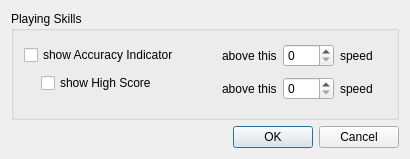
Before: the Qt Designer form PianoBooster/src/GuiPreferencesDialog.ui in chrisballinger/PianoBooster, drawn with Qt 5.
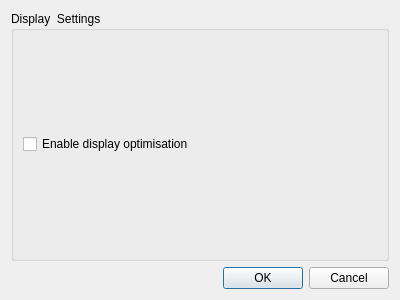
After: the same form once the commit is applied.

Commit message: added code to measure pianist accuracy

Diff of the .ui file:
```diff
--- a/PianoBooster/src/GuiPreferencesDialog.ui
+++ b/PianoBooster/src/GuiPreferencesDialog.ui
@@ -5,103 +5,28 @@
    <rect>
     <x>0</x>
     <y>0</y>
-    <width>410</width>
-    <height>159</height>
+    <width>400</width>
+    <height>300</height>
    </rect>
   </property>
   <property name="windowTitle" >
    <string>Dialog</string>
   </property>
-  <layout class="QVBoxLayout" >
+  <layout class="QVBoxLayout" name="verticalLayout_2" >
    <item>
     <widget class="QGroupBox" name="groupBox" >
      <property name="title" >
-      <string>Playing Skills</string>
+      <string>Display  Settings</string>
      </property>
-     <widget class="QCheckBox" name="checkBox" >
-      <property name="geometry" >
-       <rect>
-        <x>13</x>
-        <y>32</y>
-        <width>191</width>
-        <height>24</height>
-       </rect>
-      </property>
-      <property name="text" >
-       <string>show Accuracy Indicator</string>
-      </property>
-     </widget>
-     <widget class="QCheckBox" name="checkBox_3" >
-      <property name="geometry" >
-       <rect>
-        <x>30</x>
-        <y>60</y>
-        <width>121</width>
-        <height>24</height>
-       </rect>
-      </property>
-      <property name="text" >
-       <string>show High Score</string>
-      </property>
-     </widget>
-     <widget class="QWidget" name="" >
-      <property name="geometry" >
-       <rect>
-        <x>211</x>
-        <y>31</y>
-        <width>169</width>
-        <height>27</height>
-       </rect>
-      </property>
-      <layout class="QHBoxLayout" >
-       <item>
-        <widget class="QLabel" name="label_3" >
-         <property name="text" >
-          <string>above this</string>
-         </property>
-        </widget>
-       </item>
-       <item>
-        <widget class="QSpinBox" name="spinBox" />
-       </item>
-       <item>
-        <widget class="QLabel" name="label_4" >
-         <property name="text" >
-          <string>speed</string>
-         </property>
-        </widget>
-       </item>
-      </layout>
-     </widget>
-     <widget class="QWidget" name="" >
-      <property name="geometry" >
-       <rect>
-        <x>211</x>
-        <y>64</y>
-        <width>169</width>
-        <height>27</height>
-       </rect>
-      </property>
-      <layout class="QHBoxLayout" >
-       <item>
-        <widget class="QLabel" name="label_6" >
-         <property name="text" >
-          <string>above this</string>
-         </property>
-        </widget>
-       </item>
-       <item>
-        <widget class="QSpinBox" name="spinBox_3" />
-       </item>
-       <item>
-        <widget class="QLabel" name="label_7" >
-         <property name="text" >
-          <string>speed</string>
-         </property>
-        </widget>
-       </item>
-      </layout>
-     </widget>
+     <layout class="QVBoxLayout" name="verticalLayout" >
+      <item>
+       <widget class="QCheckBox" name="displayOptimiseCheck" >
+        <property name="text" >
+         <string>Enable display optimisation</string>
+        </property>
+       </widget>
+      </item>
+     </layout>
     </widget>
    </item>
    <item>
@@ -110,7 +35,7 @@
       <enum>Qt::Horizontal</enum>
      </property>
      <property name="standardButtons" >
-      <set>QDialogButtonBox::Cancel|QDialogButtonBox::NoButton|QDialogButtonBox::Ok</set>
+      <set>QDialogButtonBox::Cancel|QDialogButtonBox::Ok</set>
      </property>
     </widget>
    </item>
```
Left out of the diff: 8 changed lines with no effect on the pictures. The commit also changes 20 other files.
